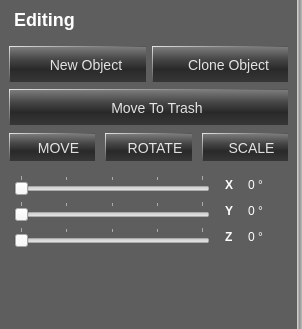
Qt form WorldBuildingModule/ui/ObjectManipulationsWidget.ui (realXtend/tundra) before a commit.
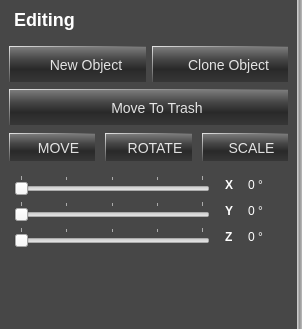
The same form after that commit. Icons and pictures are not drawn.

Diff of the .ui file:
```diff
--- a/WorldBuildingModule/ui/ObjectManipulationsWidget.ui
+++ b/WorldBuildingModule/ui/ObjectManipulationsWidget.ui
@@ -29,7 +29,7 @@
 }
 
 QWidget#ObjectManipulationsWidget {
-	background-color: rgba(0,0,0,100);
+	background-color: rgba(0,0,0,120);
 }
 
 QWidget#border_widget {
```
